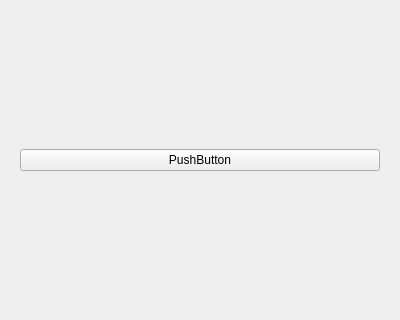
Before: the Qt Designer form src/move3d-remote/paramwidget.ui in jmainpri/move3d-studio, drawn with Qt 5; both pictures show x 0 to 400 and y 244 to 564 of the 400 by 724 pixel window.
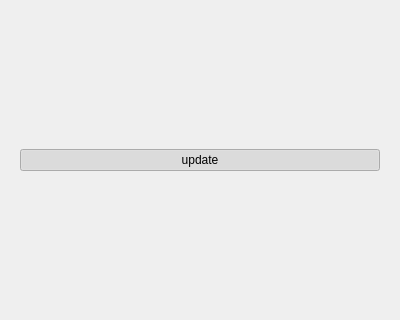
After: the same form once the commit is applied. The open tabs and pages were chosen to show the change.

Commit message: [move3d-remote] Adding and correcting some gui features for poster management

Diff of the .ui file:
```diff
--- a/src/move3d-remote/paramwidget.ui
+++ b/src/move3d-remote/paramwidget.ui
@@ -464,8 +464,8 @@
        <rect>
         <x>0</x>
         <y>0</y>
-        <width>111</width>
-        <height>45</height>
+        <width>382</width>
+        <height>613</height>
        </rect>
       </property>
       <attribute name="label">
@@ -475,7 +475,13 @@
        <item>
         <widget class="QPushButton" name="pushButton">
          <property name="text">
-          <string>PushButton</string>
+          <string>update</string>
+         </property>
+         <property name="checkable">
+          <bool>true</bool>
+         </property>
+         <property name="checked">
+          <bool>true</bool>
          </property>
         </widget>
        </item>
```
Left out of the diff: 13 changed lines with no effect on the pictures. The commit also changes 5 other files.
